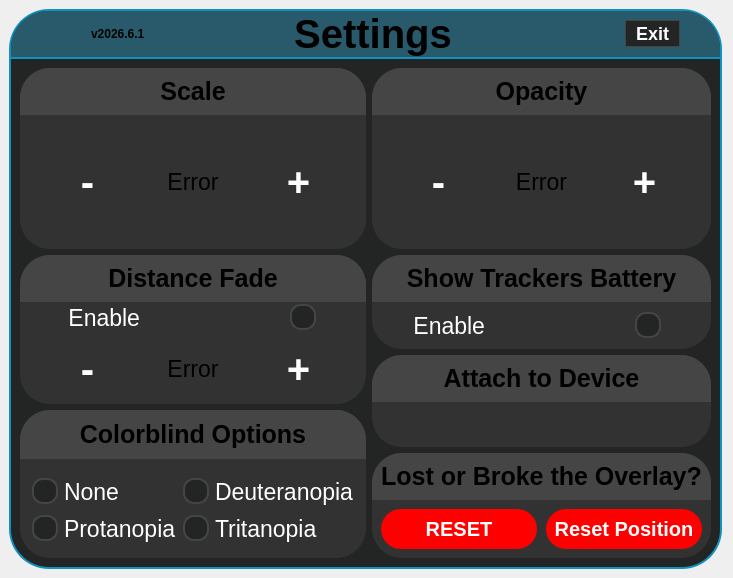
First picture: the form in src/userinterface/panicdashboard.ui, repository Trixxle/SeamenPerformanceOverlay, before the edit.
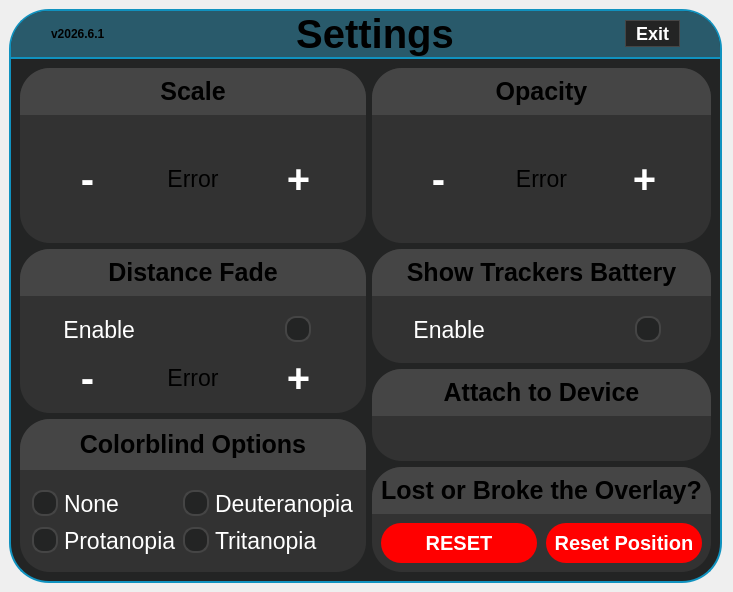
Second picture: the form after the edit. Icons and pictures are not drawn.

What changed in the file:
```diff
--- a/src/userinterface/panicdashboard.ui
+++ b/src/userinterface/panicdashboard.ui
@@ -6,8 +6,8 @@
    <rect>
     <x>0</x>
     <y>0</y>
-    <width>725</width>
-    <height>578</height>
+    <width>729</width>
+    <height>592</height>
    </rect>
   </property>
   <property name="windowTitle">
@@ -256,7 +256,7 @@
         <property name="frameShadow">
          <enum>QFrame::Shadow::Raised</enum>
         </property>
-        <layout class="QHBoxLayout" name="horizontalLayout" stretch="0,0,30,0,35,0">
+        <layout class="QHBoxLayout" name="horizontalLayout" stretch="0,30,0,27,0">
          <property name="spacing">
           <number>0</number>
          </property>
@@ -272,19 +272,6 @@
          <property name="bottomMargin">
           <number>0</number>
          </property>
-         <item>
-          <spacer name="horizontalSpacer_2">
-           <property name="orientation">
-            <enum>Qt::Orientation::Horizontal</enum>
-           </property>
-           <property name="sizeHint" stdset="0">
-            <size>
-             <width>40</width>
-             <height>20</height>
-            </size>
-           </property>
-          </spacer>
-         </item>
          <item>
           <widget class="QLabel" name="versionNumber">
            <property name="text">
@@ -697,10 +684,10 @@
                      <number>0</number>
                     </property>
                     <property name="topMargin">
-                     <number>0</number>
+                     <number>20</number>
                     </property>
                     <property name="rightMargin">
-                     <number>30</number>
+                     <number>35</number>
                     </property>
                     <property name="bottomMargin">
                      <number>0</number>
@@ -874,6 +861,12 @@
                  <bool>false</bool>
                 </property>
                 <layout class="QGridLayout" name="gridLayout_4">
+                 <property name="topMargin">
+                  <number>10</number>
+                 </property>
+                 <property name="bottomMargin">
+                  <number>10</number>
+                 </property>
                  <item row="3" column="0">
                   <widget class="QRadioButton" name="protanopiaColorblindOption">
                    <property name="text">
@@ -1001,13 +994,13 @@
                   <number>20</number>
                  </property>
                  <property name="topMargin">
-                  <number>10</number>
+                  <number>20</number>
                  </property>
                  <property name="rightMargin">
                   <number>50</number>
                  </property>
                  <property name="bottomMargin">
-                  <number>10</number>
+                  <number>20</number>
                  </property>
                  <item>
                   <widget class="QCheckBox" name="showTrackersCheckbox">
```
